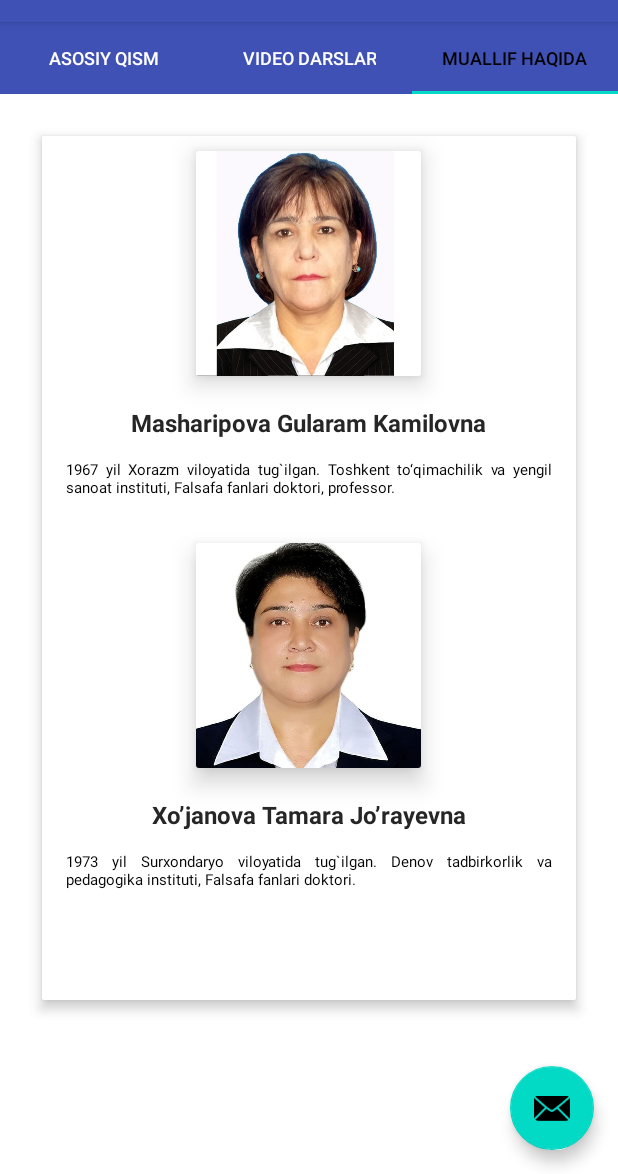
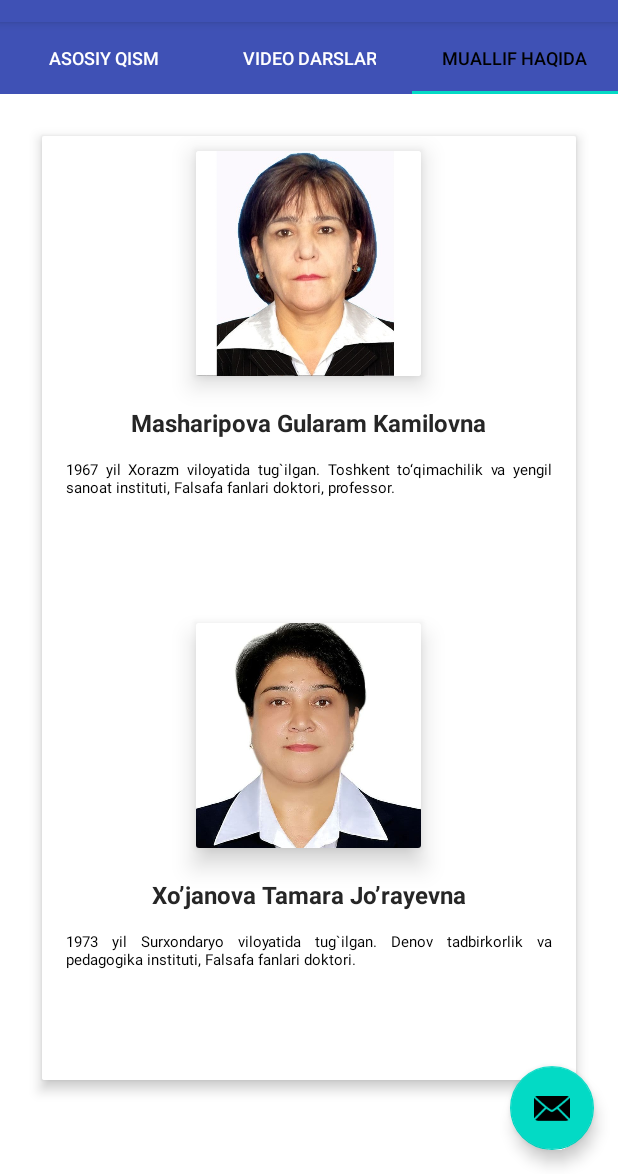
Before and after one commit to asadbekakmedov2001/metodologiya, an Android app: the screen it shows after launch (MainActivity), tab 3 chosen, on a phone screen of 412 x 824 dp, the part 62-1236 px from its top. Run offline under Robolectric (Android 15) with nearby library versions, the phone set to English and light mode, and no system bars.

Commit message:
Update fragment_slideshow.xml

```diff
--- a/app/src/main/res/layout/fragment_slideshow.xml
+++ b/app/src/main/res/layout/fragment_slideshow.xml
@@ -75,6 +75,20 @@
                         android:drawablePadding="10dp"
                         android:justificationMode="inter_word"
                         android:text="@string/muallif_haqida"
+                        android:textColor="@color/black"
+                        android:textSize="10sp"
+                        tools:ignore="SmallSp" />
+                    <TextView
+
+                        android:layout_width="20dp"
+                        android:layout_height="30dp"
+                        android:layout_marginStart="16dp"
+                        android:layout_marginTop="3dp"
+                        android:layout_marginEnd="16dp"
+                        android:layout_marginBottom="20dp"
+                        android:drawablePadding="10dp"
+                        android:justificationMode="inter_word"
+                        android:text=""
                         android:textColor="@color/black"
                         android:textSize="10sp"
                         tools:ignore="SmallSp" />
```
